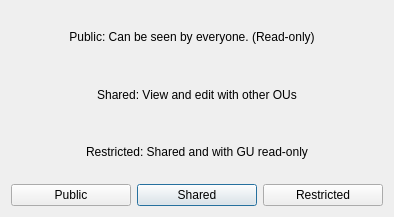
First picture: the form in GUI/shareOption.ui, repository hrGuTou/DocumentSharingSystem, before the edit.
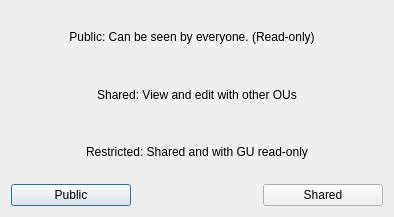
Second picture: the form after the edit.

Diff of the .ui file:
```diff
--- a/GUI/shareOption.ui
+++ b/GUI/shareOption.ui
@@ -24,20 +24,6 @@
      </property>
     </widget>
    </item>
-   <item row="3" column="1">
-    <widget class="QPushButton" name="pushButton_2">
-     <property name="text">
-      <string>Shared</string>
-     </property>
-    </widget>
-   </item>
-   <item row="3" column="2">
-    <widget class="QPushButton" name="pushButton_3">
-     <property name="text">
-      <string>Restricted</string>
-     </property>
-    </widget>
-   </item>
    <item row="1" column="0" colspan="3">
     <widget class="QLabel" name="label_2">
      <property name="text">
@@ -65,6 +51,13 @@
      </property>
     </widget>
    </item>
+   <item row="3" column="2">
+    <widget class="QPushButton" name="pushButton_2">
+     <property name="text">
+      <string>Shared</string>
+     </property>
+    </widget>
+   </item>
   </layout>
  </widget>
  <resources/>
```
